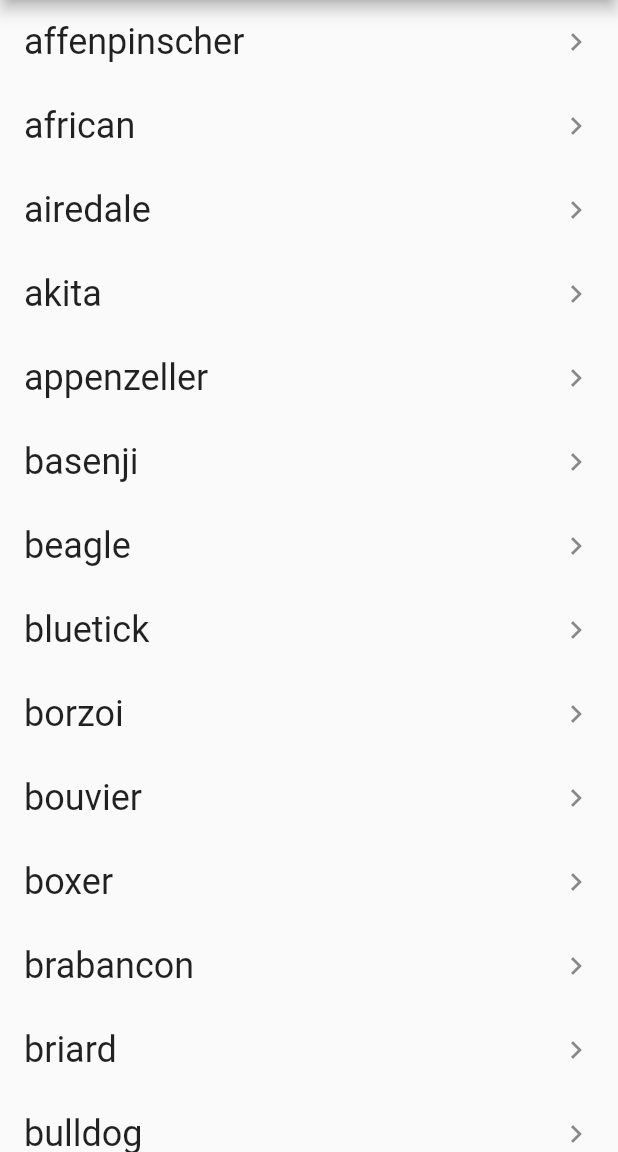
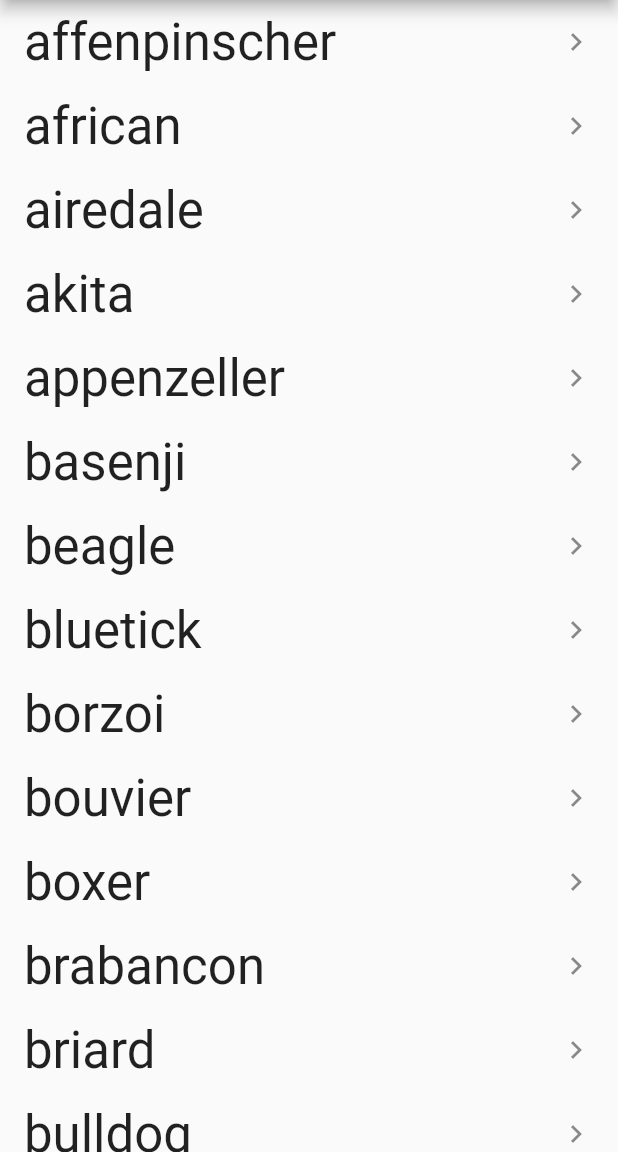
Before and after one commit to docere-ipm/fic-ipm-de-ejemplos-mobile, a Flutter app: the screen it shows after launch, on a phone screen of 412 x 824 dp, the part 84-1236 px from its top. Run offline on Flutter 3.47's test engine with Material 2 defaults, Android fonts, the light colour scheme and no system bars.

Commit message:
Fuente más grande en la lista de móvil

```diff
--- a/perretes_app/lib/app.dart
+++ b/perretes_app/lib/app.dart
@@ -62,7 +62,7 @@ class BreedsListScreen extends StatelessWidget {
   Widget build(BuildContext context) {
     final TextStyle fontStyle = TextStyle(
       fontSize: Theme.of(context).textTheme.
-      headline5?.fontSize
+      headline4?.fontSize
     );
 
     return Scaffold(
```
